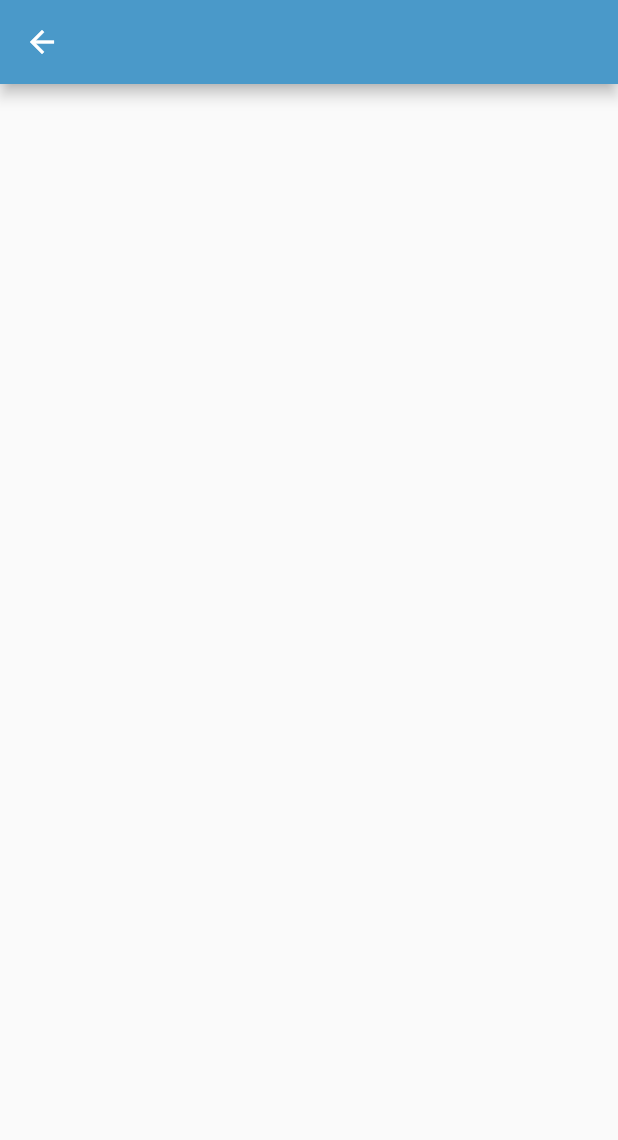
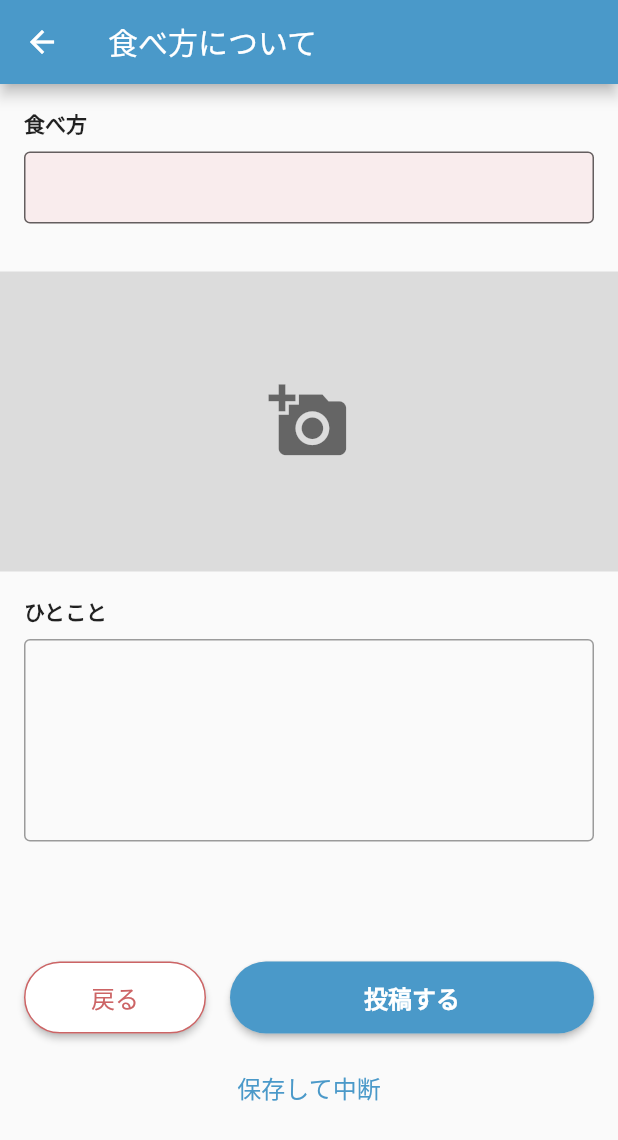
Before and after one commit to chooyan-eng/Sengyo, a Flutter app: the SubmitCookPage screen opened directly, on a phone screen of 412 x 824 dp. Shown: the top 1140 px of the screen. Run offline on Flutter 3.47's test engine with Material 2 defaults, Android fonts, the phone set to English and light mode, and no system bars.

Commit message:
submit cut / cook pages

```diff
--- a/lib/view/submit/submit_cook_page.dart
+++ b/lib/view/submit/submit_cook_page.dart
@@ -1,10 +1,63 @@
 import 'package:flutter/material.dart';
+import 'package:sengyo/view/submit/widget/form_actions.dart';
+import 'package:sengyo/view/submit/widget/multipleline_text_field.dart';
+import 'package:sengyo/view/submit/widget/singleline_text_field.dart';
+import 'package:sengyo/view/widget/app_text_style.dart';
 
 class SubmitCookPage extends StatelessWidget {
   @override
   Widget build(BuildContext context) {
-    return Scaffold(
-      appBar: AppBar(),
+   return Scaffold(
+      appBar: AppBar(
+        title: Text('食べ方について'),
+      ),
+      body: SingleChildScrollView(
+        child: Column(
+          crossAxisAlignment: CrossAxisAlignment.start,
+          children: <Widget>[
+            Padding(
+              padding: const EdgeInsets.all(16),
+              child: Column(
+                crossAxisAlignment: CrossAxisAlignment.start,
+                children: <Widget>[
+                  Text('食べ方', style: AppTextStyle.label),
+                  const SizedBox(height: 8),
+                  SingleLineTextField(isRequired: true),
+                  const SizedBox(height: 16),
+                ],
+              ),
+            ),
+            Container(
+              width: double.infinity,
+              height: 200,
+              color: Colors.black12,
+              child: Center(
+                child: Icon(Icons.add_a_photo, color: Colors.black54, size: 54,)
+              ),
+            ),
+            Padding(
+              padding: const EdgeInsets.all(16),
+              child: Column(
+                crossAxisAlignment: CrossAxisAlignment.start,
+                children: <Widget>[
+                  Text('ひとこと', style: AppTextStyle.label),
+                  const SizedBox(height: 8),
+                  MultipleLineTextField(isRequired: false),
+                  const SizedBox(height: 16),
+                ],
+              ),
+            ),
+            const SizedBox(height: 32),
+            FormActions(
+              onBackTap: () => Navigator.pop(context),
+              onForwardTap: () {},
+              onPauseTap: () {},
+              forwardText: '投稿する',
+              isLastForm: true,
+            ),
+          ],
+        ),
+      ),
     );
   }
 }
--- a/lib/view/submit/submit_cook_scene.dart
+++ b/lib/view/submit/submit_cook_scene.dart
@@ -1,10 +1,9 @@
 import 'package:flutter/material.dart';
+import 'package:sengyo/view/submit/submit_cook_page.dart';
 
-class SubmitCookPage extends StatelessWidget {
+class SubmitCookScene extends StatelessWidget {
   @override
   Widget build(BuildContext context) {
-    return Container(
-
-    );
+    return SubmitCookPage();
   }
 }
--- a/lib/view/submit/submit_fish_page.dart
+++ b/lib/view/submit/submit_fish_page.dart
@@ -3,14 +3,15 @@ import 'package:sengyo/view/submit/submit_cut_scene.dart';
 import 'package:sengyo/view/submit/widget/form_actions.dart';
 import 'package:sengyo/view/submit/widget/multipleline_text_field.dart';
 import 'package:sengyo/view/submit/widget/singleline_text_field.dart';
-import 'package:sengyo/view/widget/app_colors.dart';
 import 'package:sengyo/view/widget/app_text_style.dart';
 
 class SubmitFishPage extends StatelessWidget {
   @override
   Widget build(BuildContext context) {
     return Scaffold(
-      appBar: AppBar(),
+      appBar: AppBar(
+        title: Text('お魚について'),
+      ),
       body: SingleChildScrollView(
         child: Column(
           crossAxisAlignment: CrossAxisAlignment.start,
@@ -56,6 +57,7 @@ class SubmitFishPage extends StatelessWidget {
               onBackTap: () => Navigator.pop(context),
               onForwardTap: () => Navigator.push(context, MaterialPageRoute(builder: (context) => SubmitCutScene())),
               onPauseTap: () {},
+              forwardText: '捌き方に進む',
             ),
           ],
         ),
--- a/lib/view/submit/widget/form_actions.dart
+++ b/lib/view/submit/widget/form_actions.dart
@@ -5,12 +5,16 @@ class FormActions extends StatelessWidget {
   final VoidCallback onBackTap;
   final VoidCallback onForwardTap;
   final VoidCallback onPauseTap;
+  final String forwardText;
+  final bool isLastForm;
 
   const FormActions({
     Key key,
     this.onBackTap,
     this.onForwardTap,
     this.onPauseTap,
+    this.forwardText,
+    this.isLastForm = false,
   }) : super(key: key);
 
   @override
@@ -62,11 +66,11 @@ class FormActions extends StatelessWidget {
                   height: 48,
                   decoration: BoxDecoration(
                     borderRadius: BorderRadius.circular(24),
-                    color: AppColors.accent,
+                    color: isLastForm ? AppColors.theme : AppColors.accent,
                   ),
                   child: Center(
                     child: Text(
-                      '捌き方に進む',
+                      forwardText,
                       style: TextStyle(
                         fontSize: 16,
                         fontWeight: FontWeight.bold,
```
Also changed, not shown: lib/view/submit/submit_cut_page.dart (+53 -1 lines).
